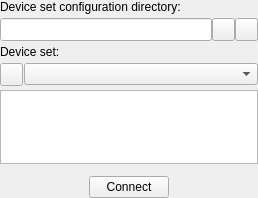
First picture: the form in PlusApp/CommonWidgets/DeviceSetSelectorWidget.ui, repository PlusToolkit/PlusApp, before the edit.
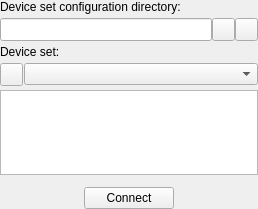
Second picture: the form after the edit. Icons and pictures are not drawn.

Commit message: Added broadcasting interval timer to PlusBroadcasterDaemon Changed connect/disconnect button size on device selector widget to fit the whole title to button.

Diff of the .ui file:
```diff
--- a/PlusApp/CommonWidgets/DeviceSetSelectorWidget.ui
+++ b/PlusApp/CommonWidgets/DeviceSetSelectorWidget.ui
@@ -7,7 +7,7 @@
     <x>0</x>
     <y>0</y>
     <width>258</width>
-    <height>198</height>
+    <height>209</height>
    </rect>
   </property>
   <property name="windowTitle">
@@ -152,13 +152,13 @@
       <widget class="QPushButton" name="pushButton_Connect">
        <property name="minimumSize">
         <size>
-         <width>80</width>
+         <width>90</width>
          <height>0</height>
         </size>
        </property>
        <property name="maximumSize">
         <size>
-         <width>80</width>
+         <width>90</width>
          <height>16777215</height>
         </size>
        </property>
```
The commit also changes 3 other files.
